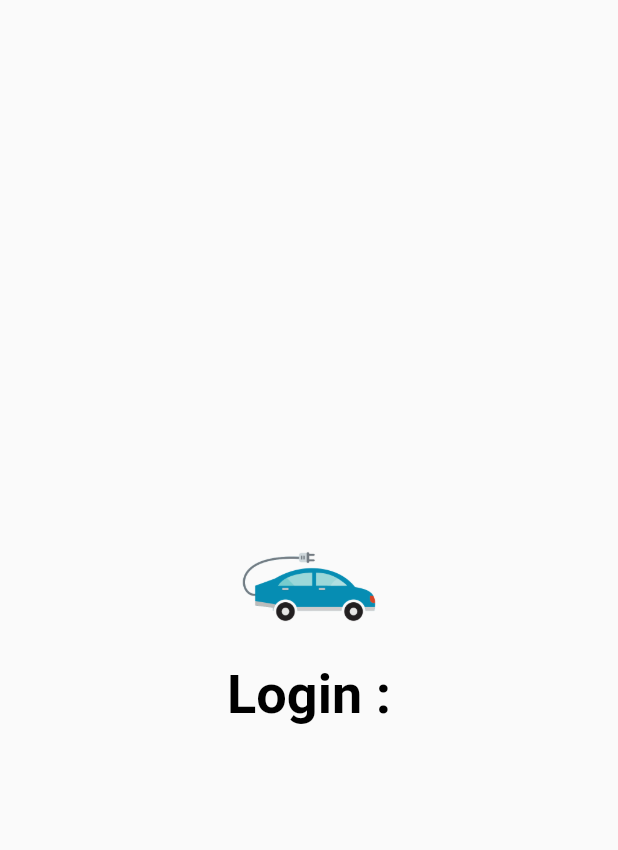
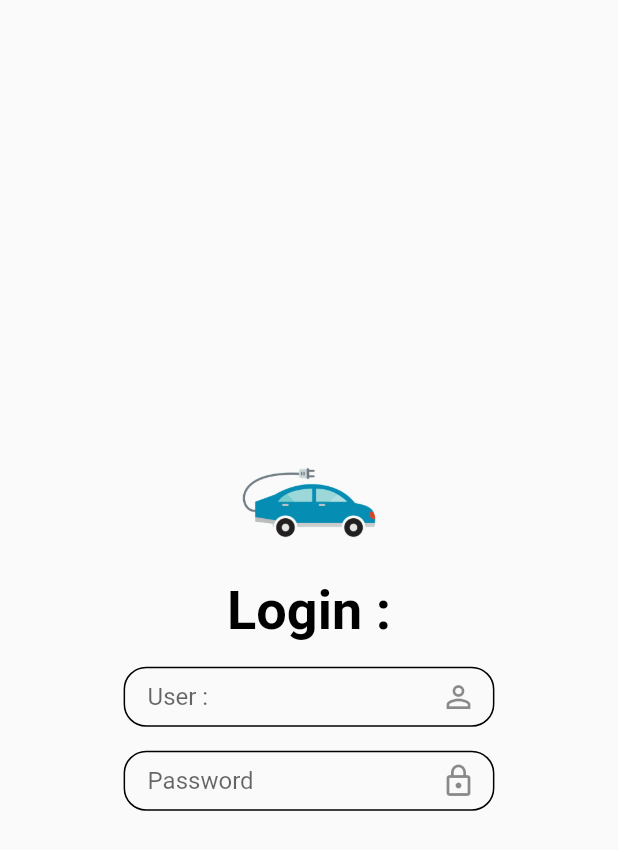
Before and after one commit to masterUNG/UngEgit, a Flutter app: the screen it shows after launch, on a phone screen of 412 x 824 dp. Shown: the top 850 px of the screen. Run offline on Flutter 3.47's test engine with Material 2 defaults, Android fonts, the phone set to English and light mode, and no system bars.

Commit message:
form success

```diff
--- a/lib/states/authen.dart
+++ b/lib/states/authen.dart
@@ -1,5 +1,6 @@
 import 'package:flutter/material.dart';
 import 'package:ungegat/utility/my_constant.dart';
+import 'package:ungegat/widgets/show_form.dart';
 import 'package:ungegat/widgets/show_image.dart';
 import 'package:ungegat/widgets/show_text.dart';
 
@@ -12,10 +13,22 @@ class Authen extends StatelessWidget {
       body: LayoutBuilder(
           builder: (BuildContext context, BoxConstraints boxConstraints) {
         return Center(
-          child: Column(mainAxisAlignment: MainAxisAlignment.center,
+          child: Column(
+            mainAxisAlignment: MainAxisAlignment.center,
             children: [
               newLogo(boxConstraints),
-              ShowText(text: 'Login :', textStyle: MyConstant().h1Style(),),
+              newTitle(),
+              formUser(boxConstraints),
+              Container(
+                margin: const EdgeInsets.only(top: 16),
+                height: 40,
+                width: boxConstraints.maxWidth * 0.6,
+                child: ShowForm(
+                  hint: 'Password',
+                  iconData: Icons.lock_outline,
+                  changeFung: (String string) {},
+                ),
+              ),
             ],
           ),
         );
@@ -23,10 +36,30 @@ class Authen extends StatelessWidget {
     );
   }
 
+  Container formUser(BoxConstraints boxConstraints) {
+    return Container(
+      margin: const EdgeInsets.only(top: 16),
+      width: boxConstraints.maxWidth * 0.6,
+      height: 40,
+      child: ShowForm(
+        hint: 'User :',
+        iconData: Icons.person_outline,
+        changeFung: (String string) {},
+      ),
+    );
+  }
+
+  ShowText newTitle() {
+    return ShowText(
+      text: 'Login :',
+      textStyle: MyConstant().h1Style(),
+    );
+  }
+
   SizedBox newLogo(BoxConstraints boxConstraints) {
     return SizedBox(
-        width: boxConstraints.maxWidth * 0.25,
-        child: ShowImage(),
-      );
+      width: boxConstraints.maxWidth * 0.25,
+      child: ShowImage(),
+    );
   }
 }
--- /dev/null
+++ b/lib/widgets/show_form.dart
@@ -0,0 +1,34 @@
+// ignore_for_file: public_member_api_docs, sort_constructors_first
+import 'package:flutter/material.dart';
+
+class ShowForm extends StatelessWidget {
+  final String hint;
+  final IconData iconData;
+  final Function(String) changeFung;
+  const ShowForm({
+    Key? key,
+    required this.hint,
+    required this.iconData,
+    required this.changeFung,
+  }) : super(key: key);
+
+  @override
+  Widget build(BuildContext context) {
+    return TextFormField(onChanged: changeFung,
+      decoration: InputDecoration(suffixIcon: Icon(iconData),
+        hintText: hint,
+        contentPadding: const EdgeInsets.only(
+          top: 4,
+          bottom: 4,
+          left: 16,
+        ),
+        enabledBorder: OutlineInputBorder(
+          borderRadius: BorderRadius.circular(15),
+        ),
+        focusedBorder: OutlineInputBorder(
+          borderRadius: BorderRadius.circular(15),
+        ),
+      ),
+    );
+  }
+}
```
